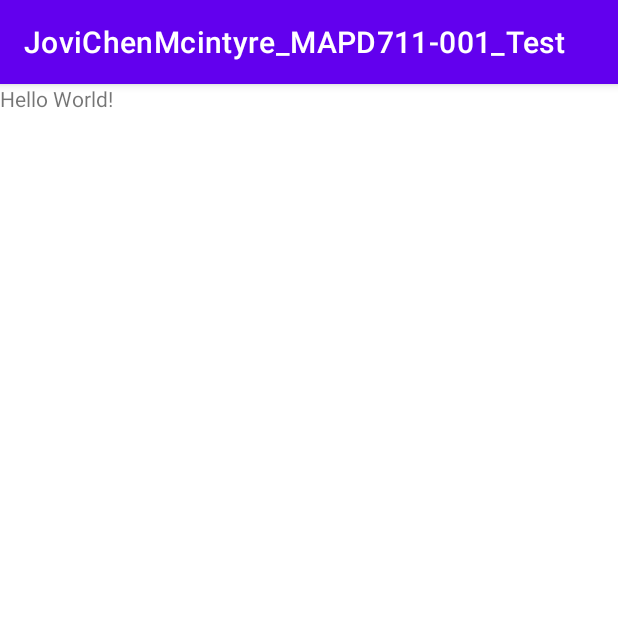
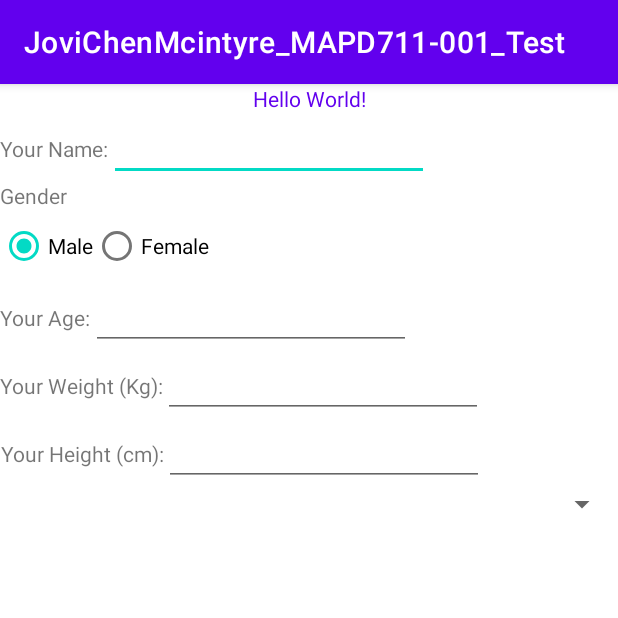
Before and after one commit to jovichenmcintyrecentenial/test_1_android, an Android app: the screen it shows after launch (MainActivity), on a phone screen of 412 x 824 dp, the top half of it. Run offline under Robolectric (Android 15) with nearby library versions, the phone set to English and light mode, and no system bars.

Commit message:
update main ui

```diff
--- a/app/src/main/java/com/centennial/jovichenmcintyre_mapd711_001_test/MainActivity.kt
+++ b/app/src/main/java/com/centennial/jovichenmcintyre_mapd711_001_test/MainActivity.kt
@@ -2,10 +2,13 @@ package com.centennial.jovichenmcintyre_mapd711_001_test
 
 import androidx.appcompat.app.AppCompatActivity
 import android.os.Bundle
+import android.view.View
 
 class MainActivity : AppCompatActivity() {
     override fun onCreate(savedInstanceState: Bundle?) {
         super.onCreate(savedInstanceState)
         setContentView(R.layout.activity_main)
     }
+
+    fun onSelectRadioButton(view: View) {}
 }
--- a/app/src/main/res/layout/activity_main.xml
+++ b/app/src/main/res/layout/activity_main.xml
@@ -3,16 +3,126 @@
     xmlns:app="http://schemas.android.com/apk/res-auto"
     xmlns:tools="http://schemas.android.com/tools"
     android:layout_width="match_parent"
+    android:orientation="vertical"
     android:layout_height="match_parent"
     tools:context=".MainActivity">
 
     <TextView
+        android:layout_width="match_parent"
+        android:layout_height="wrap_content"
+        android:text="Hello World!"
+        android:textColor="@color/purple_500"
+        android:textAlignment="center"
+        />
+    <LinearLayout
+        android:layout_width="wrap_content"
+        android:layout_height="wrap_content">
+    <TextView
         android:layout_width="wrap_content"
         android:layout_height="wrap_content"
-        android:text="Hello World!"
-        app:layout_constraintBottom_toBottomOf="parent"
-        app:layout_constraintLeft_toLeftOf="parent"
-        app:layout_constraintRight_toRightOf="parent"
-        app:layout_constraintTop_toTopOf="parent" />
+        android:text="Your Name:"
+        android:textAlignment="center"
+        />
+
+        <EditText
+            android:id="@+id/name"
+            android:layout_width="wrap_content"
+            android:layout_height="wrap_content"
+            android:layout_weight="1"
+            android:ems="10"
+            android:inputType="textPersonName"
+            android:text="" />
+
+    </LinearLayout>
+    <TextView
+        android:layout_width="match_parent"
+        android:layout_height="wrap_content"
+        android:text="Gender"
+        />
+    <RadioGroup
+        android:layout_width="match_parent"
+        android:orientation="horizontal"
+        android:layout_height="wrap_content">
+        <RadioButton
+            android:checked="true"
+            android:id="@+id/credit"
+            android:layout_width="wrap_content"
+            android:layout_height="wrap_content"
+            android:onClick="onSelectRadioButton"
+            android:text="Male" />
+        <RadioButton
+            android:id="@+id/debit"
+            android:layout_width="wrap_content"
+            android:layout_height="wrap_content"
+            android:onClick="onSelectRadioButton"
+            android:text="Female" />
+    </RadioGroup>
+    <LinearLayout
+        android:layout_width="wrap_content"
+        android:layout_height="wrap_content">
+        <TextView
+            android:layout_width="wrap_content"
+            android:layout_height="wrap_content"
+            android:text="Your Age:"
+            android:textAlignment="center"
+            />
+
+        <EditText
+            android:id="@+id/age"
+            android:layout_width="wrap_content"
+            android:layout_height="wrap_content"
+            android:layout_weight="1"
+            android:ems="10"
+            android:inputType="number"
+            android:text="" />
+
+    </LinearLayout>
+    <LinearLayout
+        android:layout_width="wrap_content"
+        android:layout_height="wrap_content">
+        <TextView
+            android:layout_width="wrap_content"
+            android:layout_height="wrap_content"
+            android:text="Your Weight (Kg):"
+            android:textAlignment="center"
+            />
+
+        <EditText
+            android:id="@+id/weight"
+            android:layout_width="wrap_content"
+            android:layout_height="wrap_content"
+            android:layout_weight="1"
+            android:ems="10"
+            android:inputType="number"
+            android:text="" />
+
+    </LinearLayout>
+    <LinearLayout
+        android:layout_width="wrap_content"
+        android:layout_height="wrap_content">
+        <TextView
+            android:layout_width="wrap_content"
+            android:layout_height="wrap_content"
+            android:text="Your Height (cm):"
+            android:textAlignment="center"
+            />
+
+        <EditText
+            android:id="@+id/height"
+            android:layout_width="wrap_content"
+            android:layout_height="wrap_content"
+            android:layout_weight="1"
+            android:ems="10"
+            android:inputType="number"
+            android:text="" />
+
+
+    </LinearLayout>
+
+    <Spinner
+        android:id="@+id/spinner"
+        android:layout_width="match_parent"
+        android:layout_height="wrap_content"
+       />
 
 </LinearLayout>
--- a/app/src/main/res/values/strings.xml
+++ b/app/src/main/res/values/strings.xml
@@ -1,3 +1,9 @@
 <resources>
     <string name="app_name">JoviChenMcintyre_MAPD711-001_Test</string>
+    <string-array name="string_exercise_frequency">
+        <item>Few OR No exercise</item>
+        <item>Light exercise 1–3 days per week</item>
+        <item>Medium exercise 4–5 days per week</item>
+        <item>Vigorous exercise 6–7 days per week</item>
+    </string-array>
 </resources>
```
